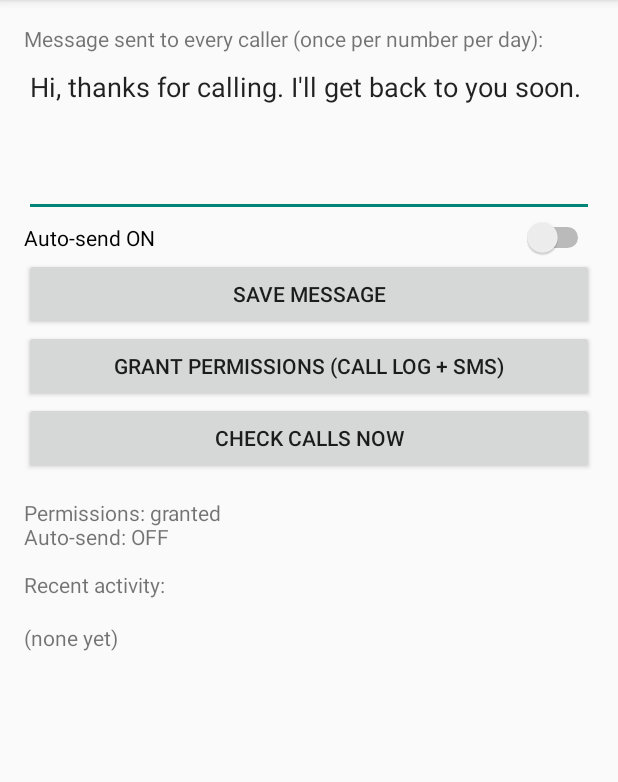
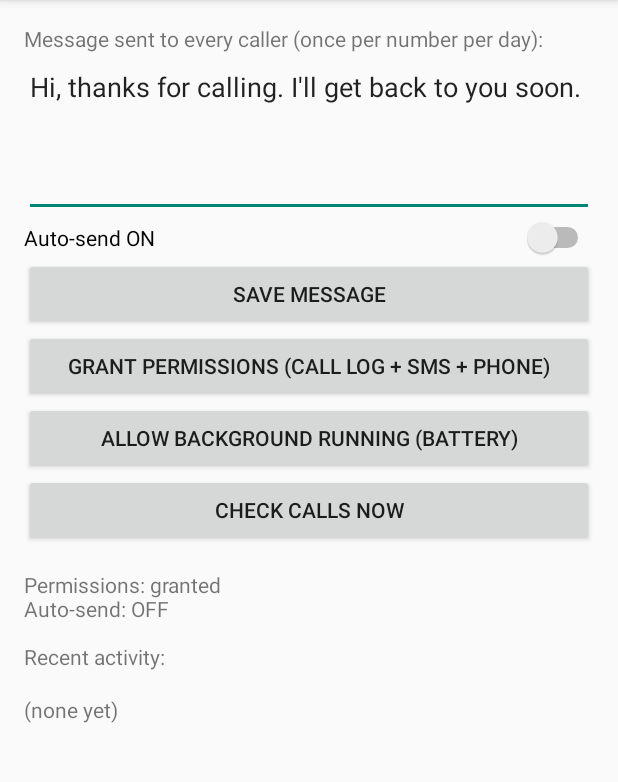
Before and after one commit to pluone7/-day-trader-india, an Android app: the screen it shows after launch (MainActivity), on a phone screen of 412 x 824 dp, the part 84-866 px from its top. Run offline under Robolectric (Android 15) with nearby library versions, the phone set to English and light mode, and no system bars.

Commit message:
Text right after each call ends, add battery-exemption button
Co-Authored-By: Claude Sonnet 5.5 <noreply@anthropic.com>
Claude-Session: https://claude.ai/code/session_012YgMP38nKqNMTbg2vQaavw

```diff
--- a/app/src/main/java/com/autotext/MainActivity.kt
+++ b/app/src/main/java/com/autotext/MainActivity.kt
@@ -2,6 +2,9 @@ package com.autotext
 
 import android.Manifest
 import android.app.Activity
+import android.content.Intent
+import android.net.Uri
+import android.provider.Settings
 import android.os.Bundle
 import android.text.InputType
 import android.view.Gravity
@@ -39,9 +42,19 @@ class MainActivity : Activity() {
             }
         })
         root.addView(Button(this).apply {
-            text = "Grant permissions (call log + SMS)"
+            text = "Grant permissions (call log + SMS + phone)"
             setOnClickListener {
-                requestPermissions(arrayOf(Manifest.permission.READ_CALL_LOG, Manifest.permission.SEND_SMS), 1)
+                requestPermissions(arrayOf(Manifest.permission.READ_CALL_LOG, Manifest.permission.SEND_SMS, Manifest.permission.READ_PHONE_STATE), 1)
+            }
+        })
+        root.addView(Button(this).apply {
+            text = "Allow background running (battery)"
+            setOnClickListener {
+                try {
+                    startActivity(Intent(Settings.ACTION_REQUEST_IGNORE_BATTERY_OPTIMIZATIONS, Uri.parse("package:$packageName")))
+                } catch (e: Exception) {
+                    startActivity(Intent(Settings.ACTION_IGNORE_BATTERY_OPTIMIZATION_SETTINGS))
+                }
             }
         })
         root.addView(Button(this).apply {
@@ -77,9 +90,10 @@ class MainActivity : Activity() {
 
     private fun refresh() {
         val ok = checkSelfPermission(Manifest.permission.READ_CALL_LOG) == android.content.pm.PackageManager.PERMISSION_GRANTED &&
-                checkSelfPermission(Manifest.permission.SEND_SMS) == android.content.pm.PackageManager.PERMISSION_GRANTED
+                checkSelfPermission(Manifest.permission.SEND_SMS) == android.content.pm.PackageManager.PERMISSION_GRANTED &&
+                checkSelfPermission(Manifest.permission.READ_PHONE_STATE) == android.content.pm.PackageManager.PERMISSION_GRANTED
         status.text = "Permissions: " + (if (ok) "granted" else "NOT granted") +
-                "\nAuto-send: " + (if (store.enabled) "ON (checks about every 15 min)" else "OFF") +
+                "\nAuto-send: " + (if (store.enabled) "ON (texts right after each call ends)" else "OFF") +
                 "\n\nRecent activity:"
         logView.text = store.logText().ifEmpty { "(none yet)" }
     }
```
Also changed, not shown: app/src/main/AndroidManifest.xml (+7 -0 lines), app/src/main/java/com/autotext/PhoneStateReceiver.kt (added, +23 -0 lines).
